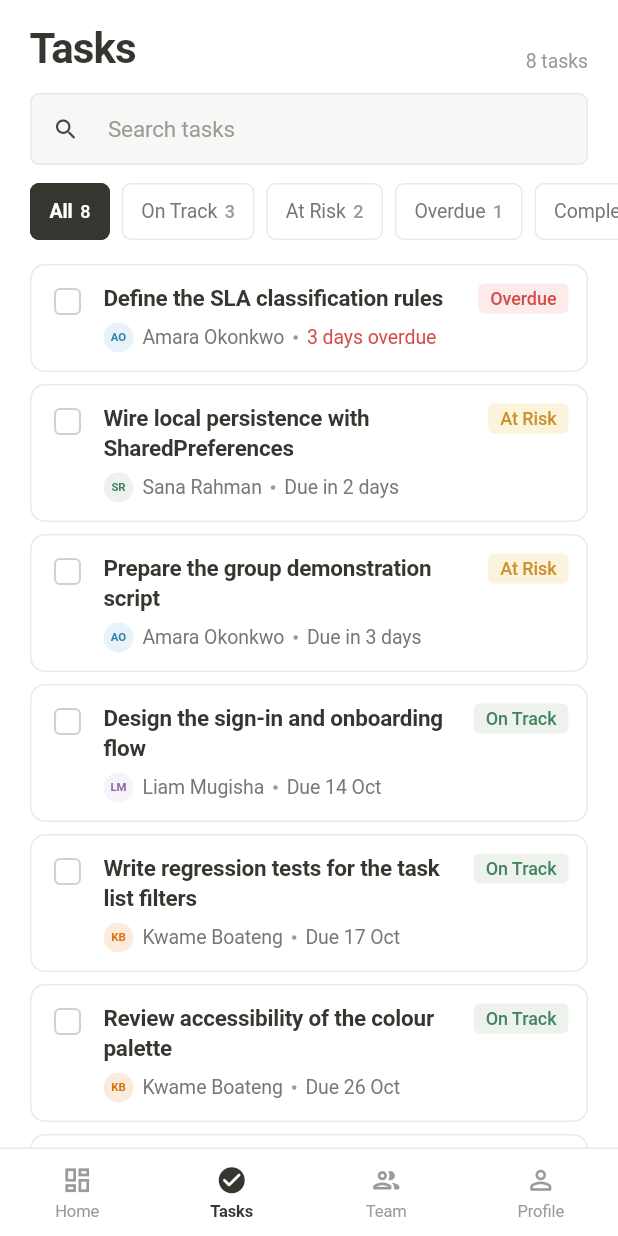
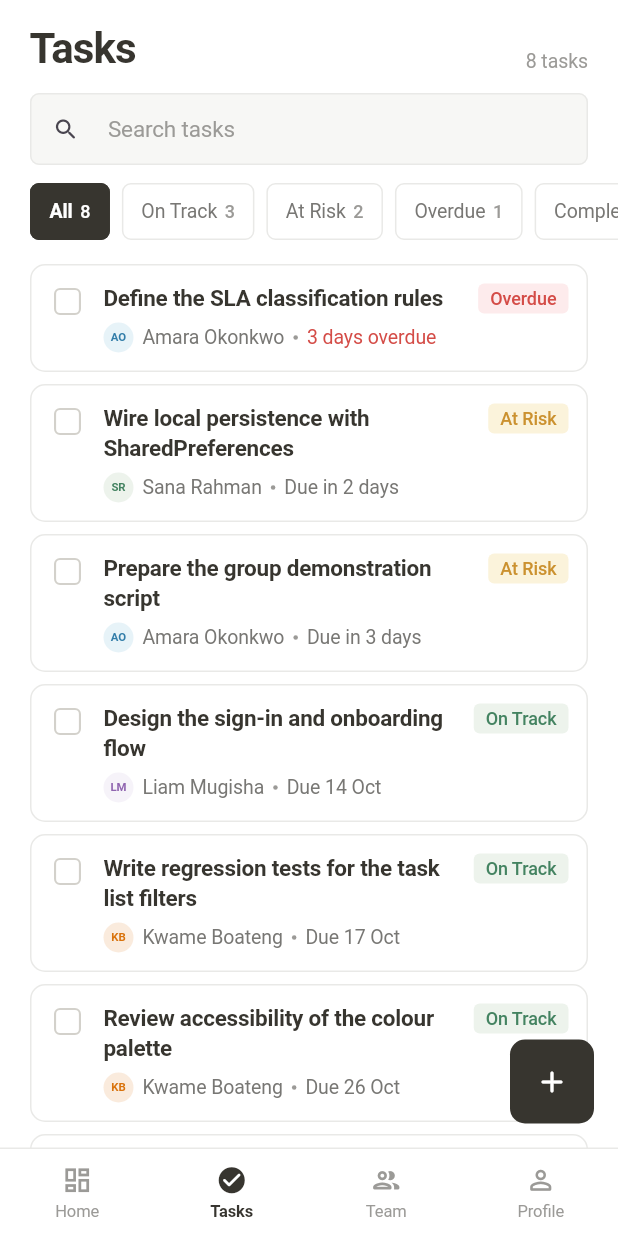
Before and after one commit to NkemJefersonAchia/project-sla-task-tracker, a Flutter app: the screen it shows after launch, item 2 of the bottom bar chosen, on a phone screen of 412 x 824 dp. Run offline on Flutter 3.47's test engine with Material 3 defaults, Android fonts, the light colour scheme and no system bars; our stand-ins replace shared_preferences.

Commit message:
feat(tasks): add the new-task button
A square-ish button filled with the ink colour and no elevation, rather than
the default circular accent-coloured one - a floating blue circle would be the
single loudest thing in the app and would undercut the flat surfaces
everywhere else.

Given an explicit heroTag. All four tabs are alive at once inside the shell's
IndexedStack, Flutter gives every FAB the same default tag, and two heroes
sharing a tag in one subtree throw as soon as any route is pushed. The Home
tab will have its own button, so this would crash without it.

The list keeps extra bottom padding so the button never covers the last row.

The route exists but the form does not yet; opening it lands on the router's
not-found screen until the next commits.

```diff
--- a/lib/screens/tasks/tasks_screen.dart
+++ b/lib/screens/tasks/tasks_screen.dart
@@ -1,5 +1,6 @@
 import 'package:flutter/material.dart';
 
+import '../../core/constants/app_routes.dart';
 import '../../core/theme/app_colors.dart';
 import '../../core/theme/app_spacing.dart';
 import '../../core/theme/app_typography.dart';
@@ -82,6 +83,16 @@ class _TasksScreenState extends State<TasksScreen> {
     }
   }
 
+  /// Opens the create form. It pops `true` when something was saved, which is
+  /// the signal to re-read; anything else means the user backed out.
+  Future<void> _createTask() async {
+    final saved = await Navigator.of(context).pushNamed<bool>(
+      AppRoutes.taskForm,
+      arguments: const TaskFormArgs.create(),
+    );
+    if (saved == true && mounted) setState(() {});
+  }
+
   void _setSlaFilter(SlaStatus? status) {
     setState(() {
       _query = status == null
@@ -99,6 +110,23 @@ class _TasksScreenState extends State<TasksScreen> {
 
     return Scaffold(
       backgroundColor: c.canvas,
+      floatingActionButton: FloatingActionButton(
+        onPressed: _createTask,
+        // Every tab is alive at once inside the shell's IndexedStack, and
+        // Flutter gives every FAB the same default hero tag. Two heroes
+        // sharing a tag in one subtree throws the moment a route is pushed,
+        // so this one is named.
+        heroTag: 'tasks-new-task',
+        backgroundColor: c.accent,
+        foregroundColor: c.canvas,
+        elevation: 0,
+        highlightElevation: 0,
+        shape: RoundedRectangleBorder(
+          borderRadius: BorderRadius.circular(AppRadius.lg),
+        ),
+        tooltip: 'New task',
+        child: const Icon(Icons.add_rounded),
+      ),
       body: SafeArea(
         child: Column(
           children: [
@@ -133,7 +161,9 @@ class _TasksScreenState extends State<TasksScreen> {
                   AppSpacing.screenPadding,
                   AppSpacing.sm,
                   AppSpacing.screenPadding,
-                  AppSpacing.xxl,
+                  // Clears the floating button at the end of the scroll so it
+                  // never sits on top of the last row.
+                  AppSpacing.xxl * 2.5,
                 ),
                 itemCount: visibleTasks.length,
                 // A gap between rows rather than a divider: AppCard already
```
